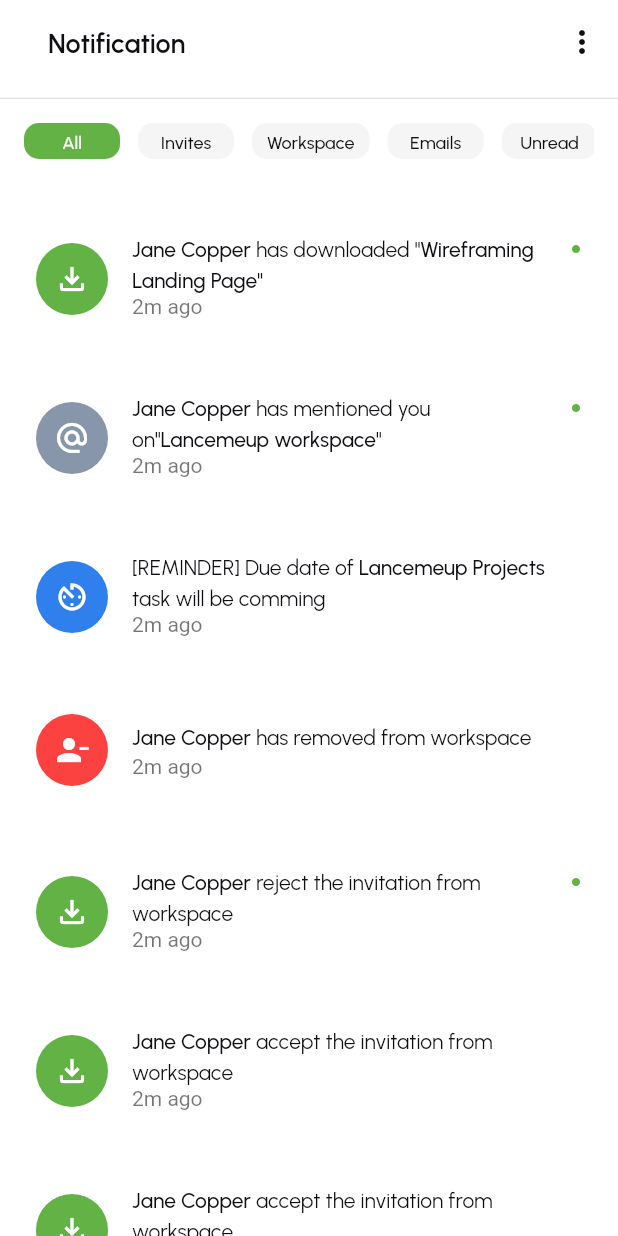
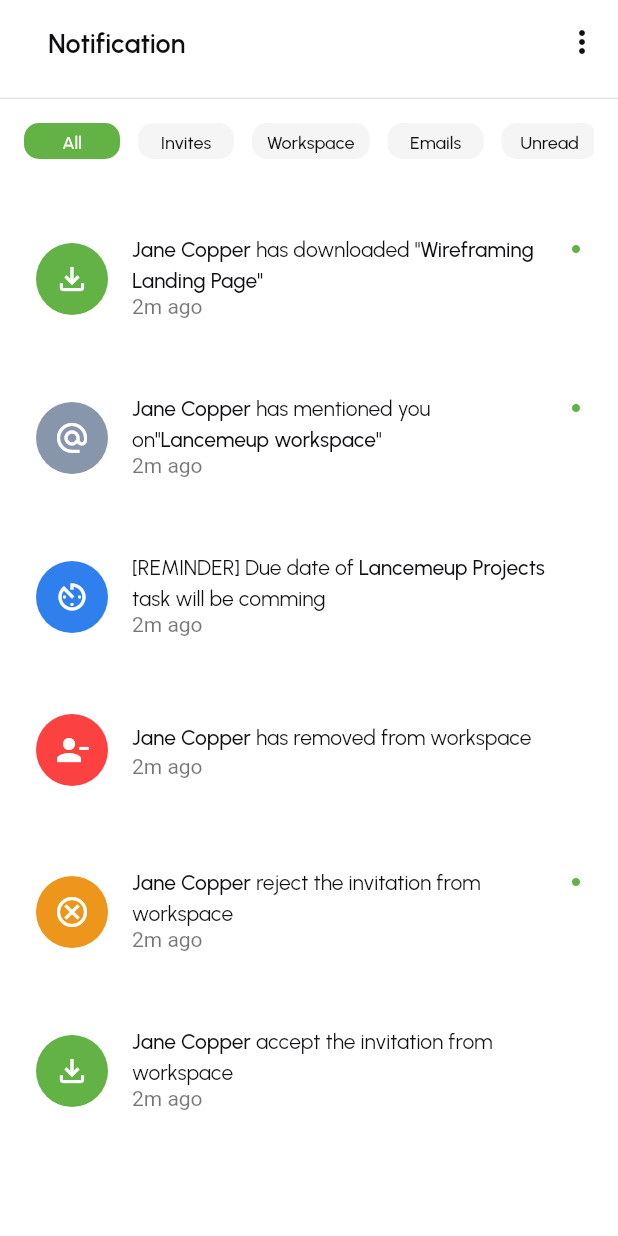
Before and after one commit to apilsamrat/lancemeup, a Flutter app: the NotificationPage screen opened directly, on a phone screen of 412 x 824 dp. Run offline on Flutter 3.47's test engine with Material 2 defaults, Android fonts, the phone set to English and light mode, and no system bars; our stand-ins replace google_fonts, iconly, shared_preferences; accounts and stored records are empty.

Commit message:
Some minor Changes

```diff
--- a/lib/screens/notificationpage/notificationpage.dart
+++ b/lib/screens/notificationpage/notificationpage.dart
@@ -152,7 +152,7 @@ class _NotificationPageState extends State<NotificationPage> {
 
       //5
       NotificationTileData(
-          notificationType: NotificationType.download,
+          notificationType: NotificationType.rejection,
           isOnline: true,
           title: Text.rich(TextSpan(children: [
             TextSpan(
@@ -189,65 +189,6 @@ class _NotificationPageState extends State<NotificationPage> {
           ])),
           time: "2m ago",
           onClick: () {}),
-      NotificationTileData(
-          notificationType: NotificationType.download,
-          isOnline: false,
-          title: Text.rich(TextSpan(children: [
-            TextSpan(
-                text: "Jane Copper ",
-                style: primaryTextStyle.copyWith(
-                  fontSize: 14,
-                  fontWeight: FontWeight.w500,
-                )),
-            TextSpan(
-                text: "accept the invitation from workspace ",
-                style: primaryTextStyle.copyWith(
-                  fontSize: 14,
-                  fontWeight: FontWeight.w400,
-                )),
-          ])),
-          time: "2m ago",
-          onClick: () {}),
-      NotificationTileData(
-          notificationType: NotificationType.download,
-          isOnline: true,
-          title: Text.rich(TextSpan(children: [
-            TextSpan(
-                text: "Jane Copper ",
-                style: primaryTextStyle.copyWith(
-                  fontSize: 14,
-                  fontWeight: FontWeight.w500,
-                )),
-            TextSpan(
-                text: "accept the invitation from workspace ",
-                style: primaryTextStyle.copyWith(
-                  fontSize: 14,
-                  fontWeight: FontWeight.w400,
-                )),
-          ])),
-          time: "2m ago",
-          onClick: () {}),
-      NotificationTileData(
-          notificationType: NotificationType.download,
-          isOnline: true,
-          title: Text.rich(TextSpan(children: [
-            TextSpan(
-                text: "Jane Copper ",
-                style: primaryTextStyle.copyWith(
-                  fontSize: 14,
-                  fontWeight: FontWeight.w500,
-                )),
-            TextSpan(
-                text: "accept the invitation from workspace ",
-                style: primaryTextStyle.copyWith(
-                  fontSize: 14,
-                  fontWeight: FontWeight.w400,
-                )),
-          ])),
-          time: "2m ago",
-          onClick: () {
-
-          }),
     ];
 
     super.initState();
--- a/lib/screens/profilepage/profilepage.dart
+++ b/lib/screens/profilepage/profilepage.dart
@@ -65,7 +65,7 @@ class _ProfilePageState extends State<ProfilePage> {
               padding: const EdgeInsets.only(left: 16, bottom: 16),
               child: ListTile(
                 leading: const CircleAvatar(
-                  foregroundImage: AssetImage("assets/images/emailperson.png"),
+                  foregroundImage: AssetImage("assets/images/emailPerson.png"),
                 ),
                 title: Text(
                   "Jane Coper",
@@ -81,6 +81,7 @@ class _ProfilePageState extends State<ProfilePage> {
             ListView.builder(
               itemCount: 10,
               shrinkWrap: true,
+              physics: const NeverScrollableScrollPhysics(),
               itemBuilder: (BuildContext context, int index) {
                 if (index == 4 || index == 6) {
                   return Column(
```
